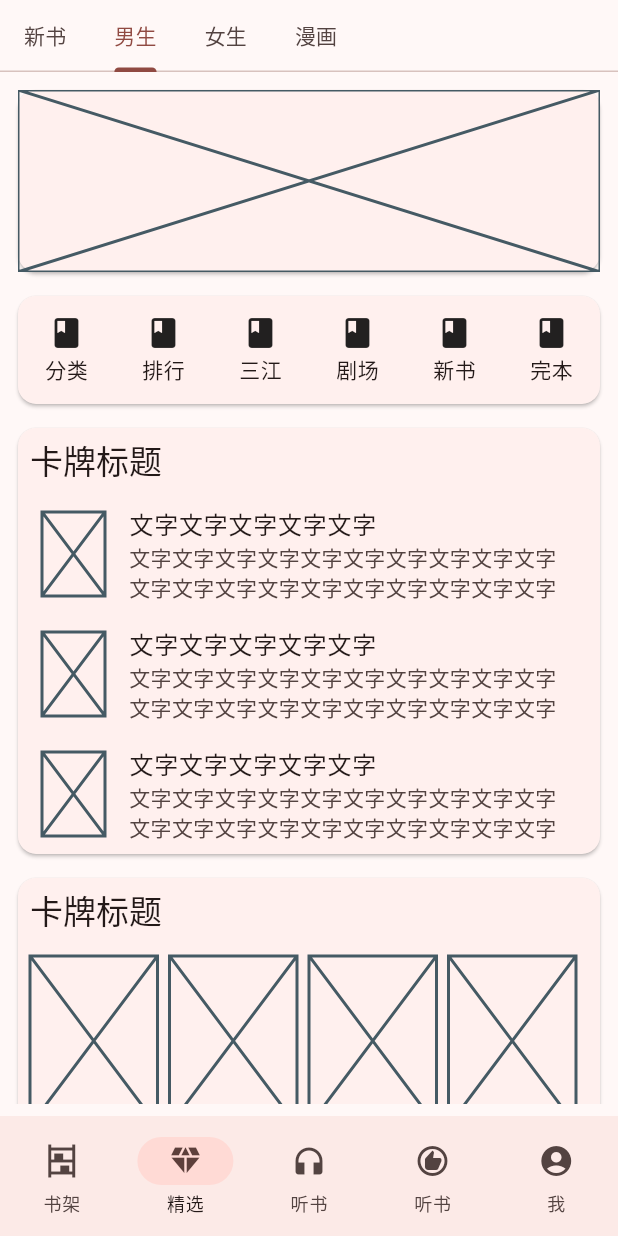
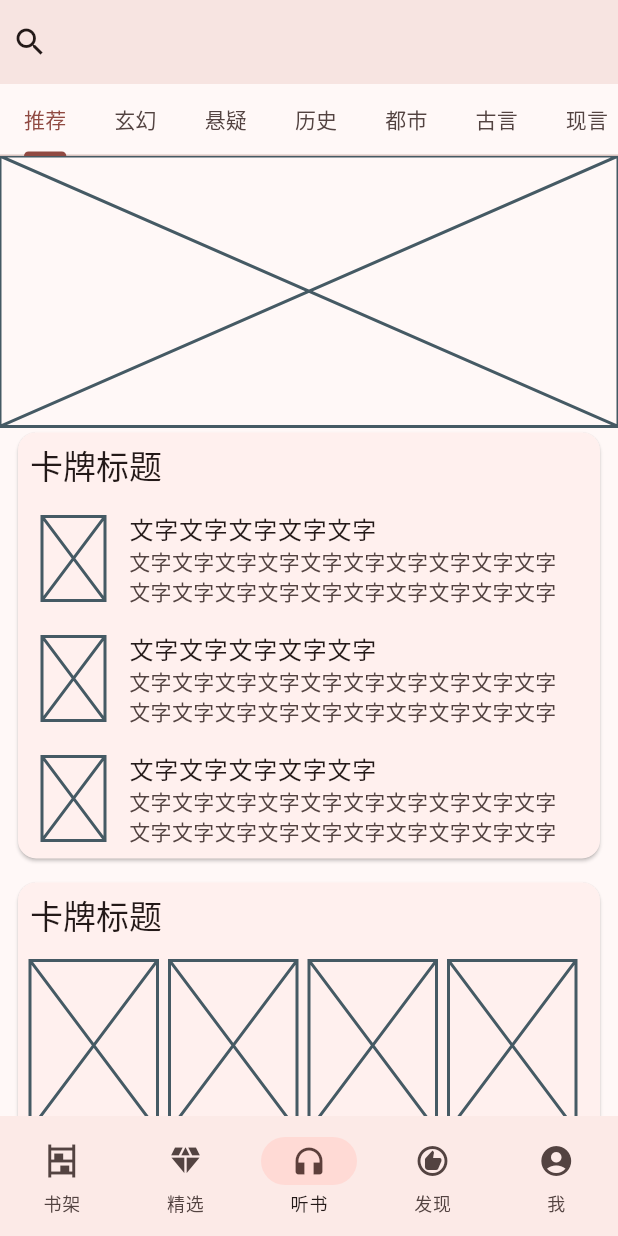
Before and after one commit to eirueirufu/qidian, a Flutter app: the screen it shows after launch, on a phone screen of 412 x 824 dp. Run offline on Flutter 3.47's test engine with Material 3 defaults, Android fonts, the light colour scheme and no system bars.

Commit message:
feat: add listen page content

```diff
--- a/lib/app/app.dart
+++ b/lib/app/app.dart
@@ -1,4 +1,5 @@
 import 'package:flutter/material.dart';
+import 'package:qidian/listen/listen.dart';
 import 'package:qidian/me/me.dart';
 import 'package:qidian/rcmd/rcmd.dart';
 import 'package:qidian/shelf/shelf.dart';
@@ -11,7 +12,7 @@ class App extends StatefulWidget {
 }
 
 class AppState extends State<App> with SingleTickerProviderStateMixin {
-  int selectedIndex = 1;
+  int selectedIndex = 2;
 
   @override
   void initState() {
@@ -33,7 +34,7 @@ class AppState extends State<App> with SingleTickerProviderStateMixin {
             children: [
               const Shelf(),
               const Recommend(),
-              Container(),
+              const Listen(),
               Container(),
               const Me(),
             ],
@@ -66,7 +67,7 @@ class AppState extends State<App> with SingleTickerProviderStateMixin {
             ),
             NavigationDestination(
               icon: Icon(Icons.recommend_outlined),
-              label: '听书',
+              label: '发现',
               selectedIcon: Icon(Icons.recommend_outlined),
             ),
             NavigationDestination(
--- /dev/null
+++ b/lib/listen/listen.dart
@@ -0,0 +1,131 @@
+import 'package:flutter/material.dart';
+import 'package:qidian/widget/book_grid_card.dart';
+import 'package:qidian/widget/book_hrz_list_card.dart';
+import 'package:qidian/widget/book_list_card.dart';
+import 'package:qidian/widget/book_more_list.dart';
+import 'package:qidian/widget/scroll_gap.dart';
+
+class Listen extends StatefulWidget {
+  const Listen({super.key});
+
+  @override
+  State<StatefulWidget> createState() => ListenState();
+}
+
+class ListenState extends State<Listen> with SingleTickerProviderStateMixin {
+  late final TabController tabController;
+  final List<String> tabs = [
+    "推荐",
+    "玄幻",
+    "悬疑",
+    "历史",
+    "都市",
+    "古言",
+    "现言",
+    "科幻",
+  ];
+
+  @override
+  void initState() {
+    super.initState();
+    tabController = TabController(length: tabs.length, vsync: this);
+  }
+
+  @override
+  void dispose() {
+    super.dispose();
+    tabController.dispose();
+  }
+
+  @override
+  Widget build(BuildContext context) {
+    return Scaffold(
+      appBar: AppBar(
+        titleSpacing: 0,
+        title: const SearchBar(
+          shape: MaterialStatePropertyAll(LinearBorder()),
+          leading: Icon(Icons.search),
+        ),
+        bottom: TabBar(
+          isScrollable: true,
+          tabAlignment: TabAlignment.start,
+          controller: tabController,
+          tabs: tabs
+              .map(
+                (e) => Tab(
+                  text: e,
+                ),
+              )
+              .toList(),
+        ),
+      ),
+      body: TabBarView(
+        controller: tabController,
+        children: List.generate(
+          tabs.length,
+          (index) => const CustomScrollView(
+            slivers: [
+              SliverToBoxAdapter(
+                child: AspectRatio(
+                  aspectRatio: 16 / 7,
+                  child: Placeholder(),
+                ),
+              ),
+              SliverPadding(
+                padding: EdgeInsets.symmetric(horizontal: 8),
+                sliver: SliverToBoxAdapter(
+                  child: BookListCard(),
+                ),
+              ),
+              ScrollGap(),
+              SliverPadding(
+                padding: EdgeInsets.symmetric(horizontal: 8),
+                sliver: SliverToBoxAdapter(
+                  child: BookGridCard(
+                    lines: 2,
+                  ),
+                ),
+              ),
+              ScrollGap(),
+              SliverPadding(
+                padding: EdgeInsets.symmetric(horizontal: 8),
+                sliver: SliverToBoxAdapter(
+                  child: BookListCard(),
+                ),
+              ),
+              ScrollGap(),
+              SliverToBoxAdapter(
+                child: Padding(
+                  padding: EdgeInsets.symmetric(horizontal: 8),
+                  child: Card(
+                    child: AspectRatio(
+                      aspectRatio: 16 / 7,
+                      child: Placeholder(),
+                    ),
+                  ),
+                ),
+              ),
+              ScrollGap(),
+              SliverPadding(
+                padding: EdgeInsets.symmetric(horizontal: 8),
+                sliver: SliverToBoxAdapter(
+                  child: BookGridCard(
+                    lines: 2,
+                  ),
+                ),
+              ),
+              ScrollGap(),
+              SliverPadding(
+                padding: EdgeInsets.symmetric(horizontal: 8),
+                sliver: SliverToBoxAdapter(
+                  child: BookHrzListCard(),
+                ),
+              ),
+              BookMoreList(),
+            ],
+          ),
+        ),
+      ),
+    );
+  }
+}
--- a/lib/rcmd/rcmd_new.dart
+++ b/lib/rcmd/rcmd_new.dart
@@ -123,7 +123,7 @@ class RcmdNew extends StatelessWidget {
             child: BookListCard(),
           ),
           const ScrollGap(),
-          SliverToBoxAdapter(
+          const SliverToBoxAdapter(
             child: BookSingleCard(),
           ),
           const ScrollGap(),
```
Also changed, not shown: lib/widget/book_hrz_list_card.dart (added, +62 -0 lines).
